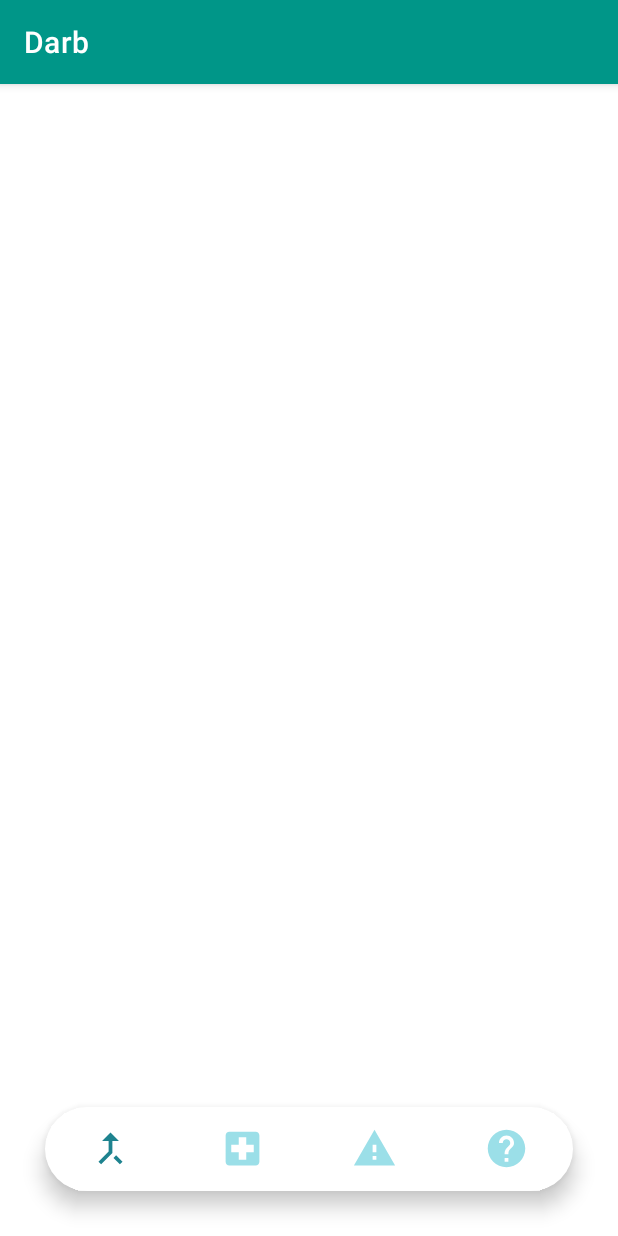
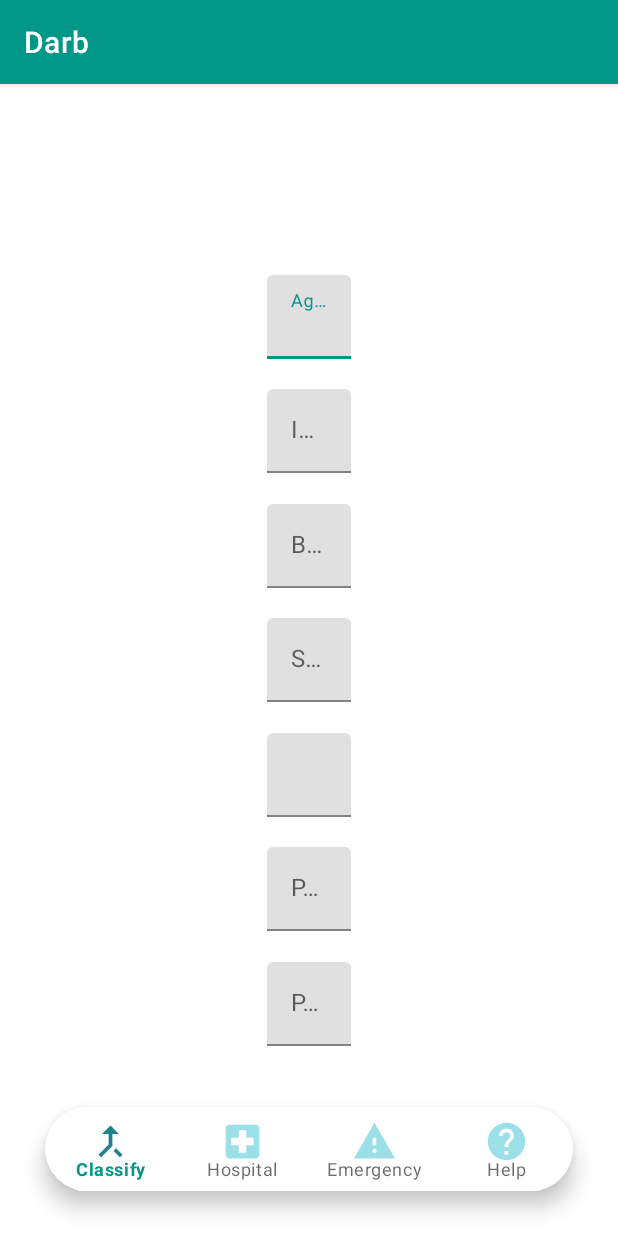
Before and after one commit to JP-Mbaka/Darb, an Android app: the Classify screen opened directly, with no data from a screen before it, on a phone screen of 412 x 824 dp. Run offline under Robolectric (Android 15) with nearby library versions, the phone set to English and light mode, and no system bars.

Commit message:
Setting up new form layout tp classify diabetes type 1. setup form and ensure it is saving and outputting via a modal 2. Integrate tensorflowlite, and run model 3. integrate database to save work

```diff
--- a/app/src/main/res/layout/activity_classify.xml
+++ b/app/src/main/res/layout/activity_classify.xml
@@ -6,7 +6,148 @@
     android:layout_height="match_parent"
     tools:context=".Classify">
 
+    <androidx.constraintlayout.widget.ConstraintLayout
+        android:layout_width="match_parent"
+        android:layout_height="0dp"
+        android:padding="30dp"
+        app:flow_verticalBias="0.2"
+        app:layout_constraintBottom_toBottomOf="parent"
+        app:layout_constraintEnd_toEndOf="parent"
+        app:layout_constraintHeight_default="percent"
+        app:layout_constraintHeight_percent=".80"
+        app:layout_constraintStart_toStartOf="parent"
+        app:layout_constraintTop_toTopOf="parent">
+
+        <com.google.android.material.textfield.TextInputLayout
+            android:id="@+id/age"
+            android:layout_width="wrap_content"
+            android:layout_height="wrap_content"
+            android:ems="10"
+            android:hint="Age(yrs)"
+            android:inputType="number"
+            app:layout_constraintBottom_toTopOf="@id/insulin"
+            app:layout_constraintEnd_toEndOf="parent"
+            app:layout_constraintStart_toStartOf="parent"
+            app:layout_constraintTop_toTopOf="parent">
+
+            <com.google.android.material.textfield.TextInputEditText
+                android:layout_width="match_parent"
+                android:layout_height="wrap_content" />
+        </com.google.android.material.textfield.TextInputLayout>
+
+        <com.google.android.material.textfield.TextInputLayout
+            android:id="@+id/insulin"
+            android:layout_width="wrap_content"
+            android:layout_height="wrap_content"
+            android:ems="10"
+            android:hint="Insulin (mu U/ml)"
+            android:inputType="number"
+            android:text="Insulin"
+            app:layout_constraintBottom_toTopOf="@id/bp"
+            app:layout_constraintEnd_toEndOf="parent"
+            app:layout_constraintStart_toStartOf="parent"
+            app:layout_constraintTop_toBottomOf="@id/age">
+
+            <com.google.android.material.textfield.TextInputEditText
+                android:layout_width="match_parent"
+                android:layout_height="wrap_content" />
+        </com.google.android.material.textfield.TextInputLayout>
+
+        <com.google.android.material.textfield.TextInputLayout
+            android:id="@+id/bp"
+            android:layout_width="wrap_content"
+            android:layout_height="wrap_content"
+            android:ems="10"
+            android:hint="BP (mm/Hg)"
+            android:inputType="number"
+            android:text="BP"
+            app:layout_constraintBottom_toTopOf="@id/skin"
+            app:layout_constraintEnd_toEndOf="parent"
+            app:layout_constraintStart_toStartOf="parent"
+            app:layout_constraintTop_toBottomOf="@id/insulin">
+
+            <com.google.android.material.textfield.TextInputEditText
+                android:layout_width="match_parent"
+                android:layout_height="wrap_content" />
+        </com.google.android.material.textfield.TextInputLayout>
+
+        <com.google.android.material.textfield.TextInputLayout
+            android:id="@+id/skin"
+            android:layout_width="wrap_content"
+            android:layout_height="wrap_content"
+            android:ems="10"
+            android:hint="Skin Thickness "
+            android:inputType="number"
+            android:text="Skin"
+            app:layout_constraintBottom_toTopOf="@id/weight"
+            app:layout_constraintEnd_toEndOf="parent"
+            app:layout_constraintStart_toStartOf="parent"
+            app:layout_constraintTop_toBottomOf="@id/bp">
+
+            <com.google.android.material.textfield.TextInputEditText
+                android:layout_width="match_parent"
+                android:layout_height="wrap_content" />
+        </com.google.android.material.textfield.TextInputLayout>
+
+        <com.google.android.material.textfield.TextInputLayout
+            android:id="@+id/weight"
+            android:layout_width="wrap_content"
+            android:layout_height="wrap_content"
+            android:ems="10"
+            android:hint="Weight (Kg)"
+            android:inputType="numberDecimal"
+            android:text="Weight"
+
+            app:layout_constraintBottom_toTopOf="@id/pedi"
+            app:layout_constraintEnd_toEndOf="parent"
+            app:layout_constraintStart_toStartOf="parent"
+            app:layout_constraintTop_toBottomOf="@id/skin">
+
+            <com.google.android.material.textfield.TextInputEditText
+                android:layout_width="match_parent"
+                android:layout_height="wrap_content" />
+        </com.google.android.material.textfield.TextInputLayout>
+
+        <com.google.android.material.textfield.TextInputLayout
+            android:id="@+id/pedi"
+            android:layout_width="wrap_content"
+            android:layout_height="wrap_content"
+            android:ems="10"
+            android:hint="Pedigree Function "
+            android:inputType="numberDecimal"
+            android:text="Pedigree"
+            app:layout_constraintBottom_toTopOf="@id/preg"
+            app:layout_constraintEnd_toEndOf="parent"
+            app:layout_constraintStart_toStartOf="parent"
+            app:layout_constraintTop_toBottomOf="@id/weight">
+
+            <com.google.android.material.textfield.TextInputEditText
+                android:layout_width="match_parent"
+                android:layout_height="wrap_content" />
+        </com.google.android.material.textfield.TextInputLayout>
+
+        <com.google.android.material.textfield.TextInputLayout
+            android:id="@+id/preg"
+            android:layout_width="wrap_content"
+            android:layout_height="wrap_content"
+            android:ems="10"
+            android:hint="Pregnancy"
+            android:inputType="numberDecimal"
+            android:text="Preg"
+            app:layout_constraintBottom_toBottomOf="parent"
+            app:layout_constraintEnd_toEndOf="parent"
+            app:layout_constraintStart_toStartOf="parent"
+            app:layout_constraintTop_toBottomOf="@id/pedi">
+
+            <com.google.android.material.textfield.TextInputEditText
+                android:layout_width="match_parent"
+                android:layout_height="wrap_content" />
+        </com.google.android.material.textfield.TextInputLayout>
+
+
+    </androidx.constraintlayout.widget.ConstraintLayout>
     <com.google.android.material.bottomnavigation.BottomNavigationView
+        android:id="@+id/btm_Nav"
         android:layout_width="match_parent"
         android:layout_height="wrap_content"
         app:layout_constraintBottom_toBottomOf="parent"
@@ -16,19 +157,9 @@
         android:layout_margin="30dp"
         app:itemRippleColor="@android:color/transparent"
         app:itemIconSize="30dp"
-        app:labelVisibilityMode="unlabeled"
+        app:labelVisibilityMode="labeled"
         android:background="@drawable/round_corner"
         app:itemIconTint="@drawable/item_selector"
         app:menu="@menu/bottom_nav"/>
 
-<!--    <com.google.android.material.bottomnavigation.BottomNavigationView-->
-<!--        android:id="@+id/bottom_navigation"-->
-<!--        android:layout_width="match_parent"-->
-<!--        android:layout_height="wrap_content"-->
-<!--            app:layout_constraintBottom_toBottomOf="parent"-->
-<!--            app:layout_constraintStart_toStartOf="parent"-->
-<!--            app:layout_constraintEnd_toEndOf="parent"-->
-<!--        android:backgroundTint="@color/blue_700"-->
-<!--            app:menu="@menu/bottom_nav" />-->
-
     </androidx.constraintlayout.widget.ConstraintLayout>
```
